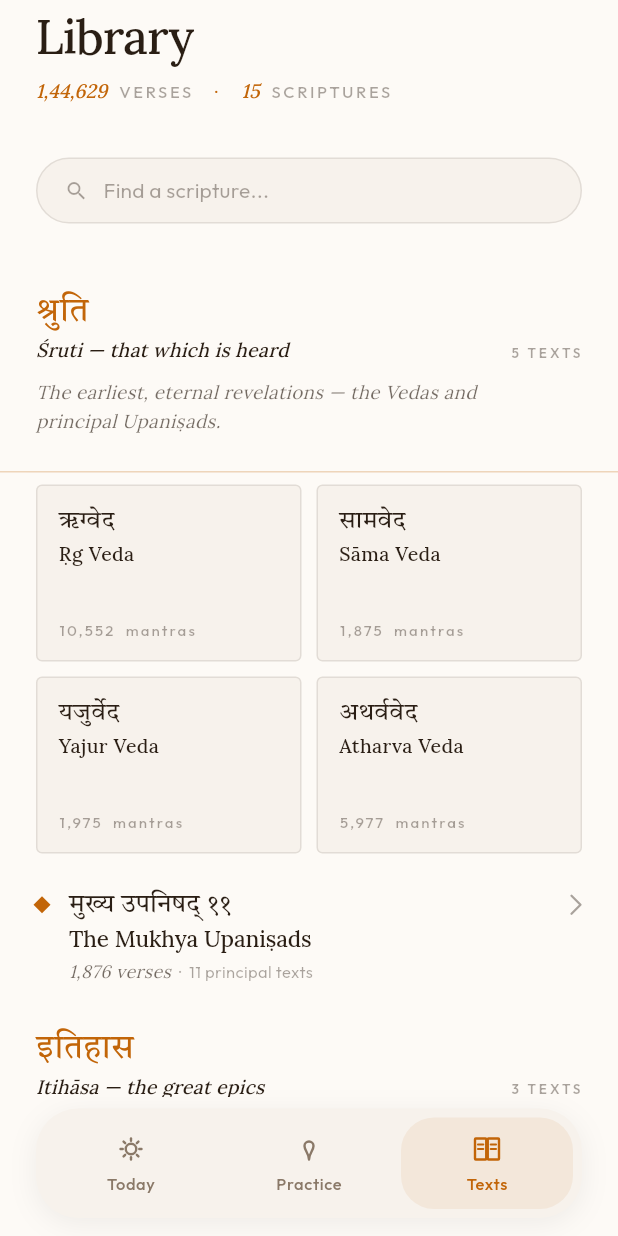
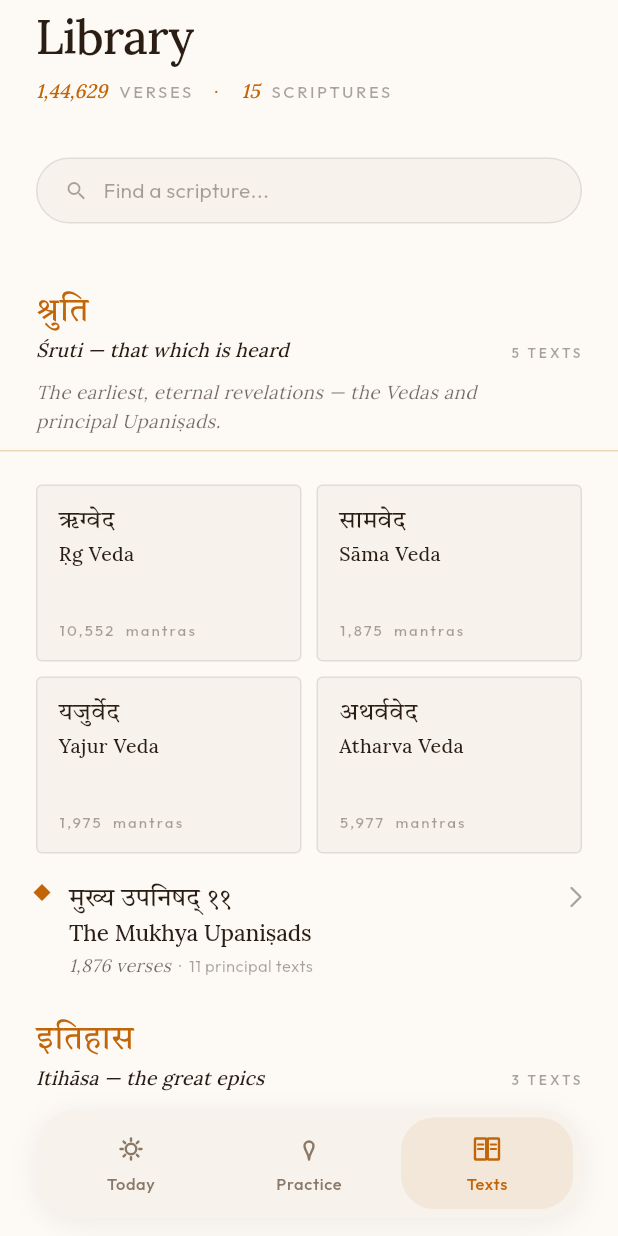
Before and after one commit to Saurabh-7973/sanatan_guide, a Flutter app: the ScriptureLibraryPage screen opened by its route, on a phone screen of 412 x 824 dp. Run offline on Flutter 3.47's test engine with Material 3 defaults, Android fonts, the phone set to English and light mode, and no system bars; our stand-ins replace dio, drift, firebase_analytics, firebase_core, firebase_crashlytics, firebase_remote_config and 17 more; missing offline and left inert: haptic_feedback; accounts and stored records are empty; generated files the repository leaves out were written again; project files that could hold a hidden picture were left out.

Commit message:
fix(library): edge-to-edge dividers, anchor diamond on shirorekha
Family header hairline + scripture-row hairline now reach screen edges
instead of stopping at the 24 px content gutter — matches mockup.

Diamond glyph dropped the center-in-line-height approach (kept it
slightly floating between Hindi and English) for a 2 px top inset so
the rotated square lands at the Devanāgarī shirorekha and reads as
"owned by" the Hindi name.

Co-Authored-By: Claude Opus 4.7 <noreply@anthropic.com>

```diff
--- a/lib/presentation/features/scripture_reader/pages/scripture_library_page.dart
+++ b/lib/presentation/features/scripture_reader/pages/scripture_library_page.dart
@@ -410,14 +410,14 @@ class _FamilyHeaderDelegate extends SliverPersistentHeaderDelegate {
       child: ClipRect(
         child: BackdropFilter(
           filter: ImageFilter.blur(sigmaX: 8, sigmaY: 8),
-          child: Container(
-            padding: const EdgeInsets.fromLTRB(24, 16, 24, 14),
-            decoration: BoxDecoration(
+          child: ColoredBox(
             color: bgTint,
-              border: Border(
-                bottom: BorderSide(color: divider, width: 1),
-              ),
-            ),
+            child: Column(
+              crossAxisAlignment: CrossAxisAlignment.stretch,
+              mainAxisSize: MainAxisSize.min,
+              children: [
+                Padding(
+                  padding: const EdgeInsets.fromLTRB(24, 16, 24, 10),
                   child: Column(
                     crossAxisAlignment: CrossAxisAlignment.start,
                     mainAxisSize: MainAxisSize.min,
@@ -481,6 +481,12 @@ class _FamilyHeaderDelegate extends SliverPersistentHeaderDelegate {
                           ),
                         ),
                       ),
+                    ],
+                  ),
+                ),
+                // Full-width hairline so the underline reaches the screen
+                // edges, not the 24 px gutter.
+                Container(height: 1, color: divider),
               ],
             ),
           ),
@@ -629,36 +635,27 @@ class _ScriptureRow extends StatelessWidget {
 
     final isTamilScript = family.kind == _FamilyKind.tamil;
 
-    // Hindi line height: 17 * 1.2 = 20.4. Diamond is 8×8; centering on that
-    // line puts the glyph at (20.4 - 8) / 2 ≈ 6 from the row top — same as
-    // the Devanāgarī shirorekha, so the glyph reads as "owned by" the Hindi
-    // line, not floating between Hindi and English.
-    const devaLineHeight = 17.0 * 1.2;
-
+    // Anchor the diamond on the Devanāgarī shirorekha — a 2 px top inset
+    // lands the 8×8 glyph at the upper crossbar of the Hindi character so the
+    // row reads as "diamond → Hindi name", not "diamond → English transliteration".
     return InkWell(
       onTap: () => _openScripture(context, scripture.id),
-      child: Container(
-        padding: const EdgeInsets.fromLTRB(24, 16, 24, 16),
-        decoration: BoxDecoration(
-          border: isLast
-              ? null
-              : Border(
-                  bottom: BorderSide(color: dividerSoft, width: 1),
-                ),
-        ),
+      child: Column(
+        crossAxisAlignment: CrossAxisAlignment.stretch,
+        children: [
+          Padding(
+            padding: const EdgeInsets.fromLTRB(24, 12, 24, 14),
             child: Row(
               crossAxisAlignment: CrossAxisAlignment.start,
               children: [
-            SizedBox(
-              height: devaLineHeight,
-              child: Center(
+                Padding(
+                  padding: const EdgeInsets.only(top: 2),
                   child: Transform.rotate(
                     angle: 0.785398,
                     child: Container(
                       width: 8,
                       height: 8,
                       color: _glyphColor(),
-                  ),
                     ),
                   ),
                 ),
@@ -695,9 +692,9 @@ class _ScriptureRow extends StatelessWidget {
                         TextSpan(
                           style: TextStyle(
                             fontFamily: Fonts.sans,
-                        // Outfit lacks the dot-below Tamil-romanisation letters
-                        // (ḷ, ṟ) used in names like "Tiruvaḷḷuvar"; fall back to
-                        // Lora, which carries the full IAST set.
+                            // Outfit lacks the dot-below Tamil-romanisation
+                            // letters (ḷ, ṟ) used in names like "Tiruvaḷḷuvar";
+                            // fall back to Lora for the full IAST set.
                             fontFamilyFallback: const [Fonts.serif],
                             fontSize: 11,
                             height: 1.4,
@@ -732,18 +729,19 @@ class _ScriptureRow extends StatelessWidget {
                   ),
                 ),
                 Padding(
-              padding: const EdgeInsets.only(left: 8),
-              child: SizedBox(
-                height: devaLineHeight,
-                child: Center(
+                  padding: const EdgeInsets.only(left: 8, top: 2),
                   child: _MockupChevron(
                     color: text3.withValues(alpha: 0.4),
                   ),
                 ),
+              ],
             ),
           ),
+          // Edge-to-edge hairline so dividers reach the screen edges instead
+          // of stopping at the 24 px content gutter.
+          if (!isLast)
+            Container(height: 1, color: dividerSoft),
         ],
-        ),
       ),
     );
   }
```
Lines whose indentation alone changed are shown as unchanged.
